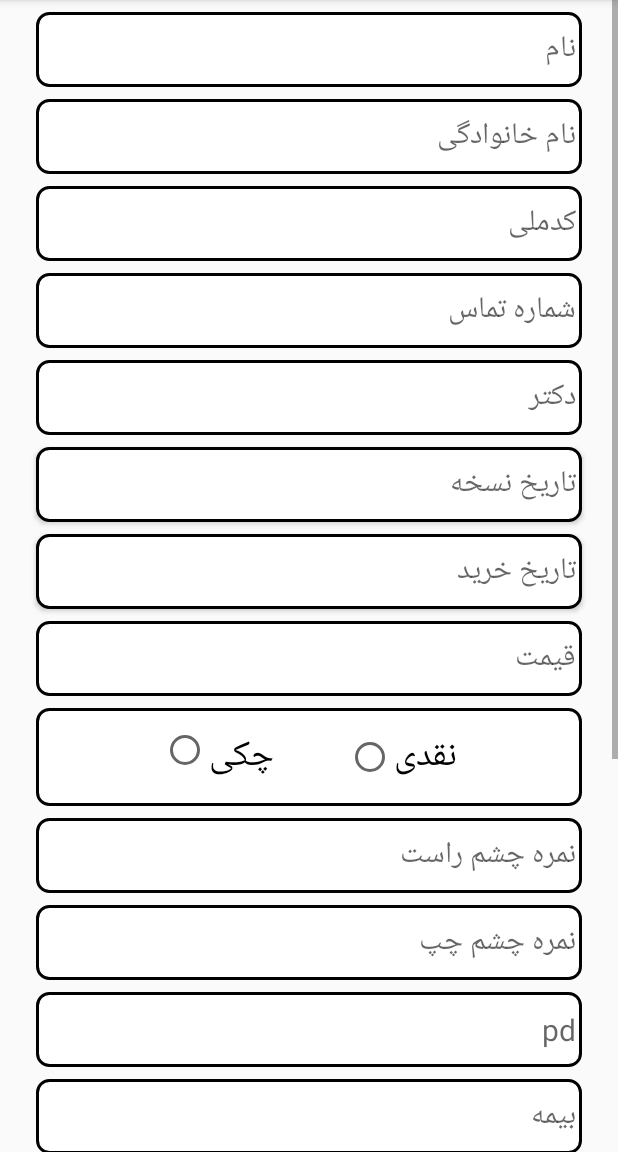
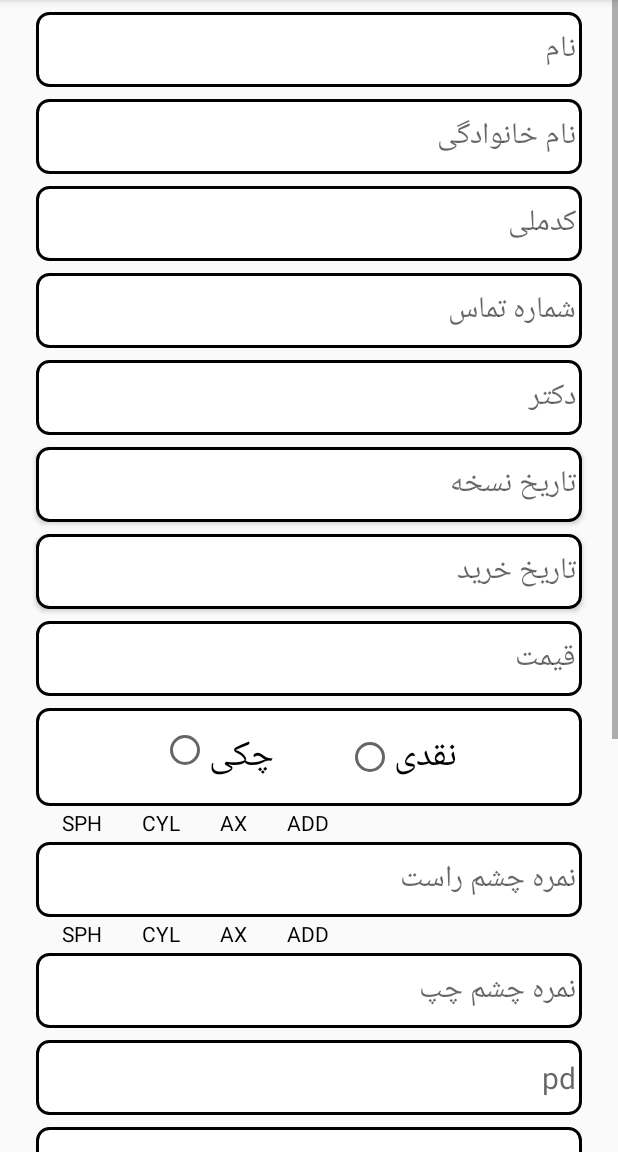
Before and after one commit to mhd2002/eye, an Android app built with Jetpack Compose: the AddUserActivity screen opened directly, with no data from a screen before it, on a phone screen of 412 x 824 dp, the part 84-1236 px from its top. Run offline under Robolectric (Android 15) with nearby library versions, the phone set to English and light mode, and no system bars; libraries missing offline, so code that uses them is left out: ir.hamsaa.persiandatepicker.

Commit message:
some bug fixed according to customer

```diff
--- a/app/src/main/java/com/example/eye/CameraActivity.kt
+++ b/app/src/main/java/com/example/eye/CameraActivity.kt
@@ -39,13 +39,25 @@ class CameraActivity : AppCompatActivity() {
         try {
             startCamera()
 
-        }catch (e:Exception){
+        } catch (e: Exception) {
             println(e.message)
         }
 
         // Capture button click
         binding.captureButton.setOnClickListener {
-            takePhoto()
+            if (binding.captureButton.text == "عکس گرفتن") {
+                binding.imageView.visibility = View.VISIBLE
+                binding.captureButton.text = "دوباره"
+                takePhoto()
+
+            } else if (binding.captureButton.text == "دوباره") {
+
+                binding.captureButton.text = "عکس گرفتن"
+                binding.imageView.visibility = View.INVISIBLE
+                takePhoto()
+            }
+
+
         }
     }
 
--- a/app/src/main/res/layout/activity_add_user_ativity.xml
+++ b/app/src/main/res/layout/activity_add_user_ativity.xml
@@ -234,36 +234,140 @@
 
                 </RadioGroup>
 
+            </androidx.appcompat.widget.LinearLayoutCompat>
 
-            </androidx.appcompat.widget.LinearLayoutCompat>
+            <TextView
+                android:id="@+id/textView"
+                android:layout_width="wrap_content"
+                android:layout_height="wrap_content"
+                android:layout_marginStart="16dp"
+                android:layout_marginBottom="2dp"
+                android:padding="1dp"
+                android:text="SPH"
+                android:textColor="@color/black"
+                app:layout_constraintBottom_toTopOf="@+id/ed_RightEye"
+                app:layout_constraintStart_toStartOf="@+id/ed_RightEye"
+                tools:ignore="MissingConstraints" />
+
+            <TextView
+                android:id="@+id/textView2"
+                android:layout_width="wrap_content"
+                android:layout_height="wrap_content"
+                android:layout_marginStart="24dp"
+                android:layout_marginBottom="2dp"
+                android:padding="1dp"
+                android:text="CYL"
+                android:textColor="@color/black"
+                app:layout_constraintBottom_toTopOf="@+id/ed_RightEye"
+                app:layout_constraintStart_toEndOf="@+id/textView"
+                tools:ignore="DuplicateIds,MissingConstraints" />
+
+            <TextView
+                android:id="@+id/textView3"
+                android:layout_width="wrap_content"
+                android:layout_height="wrap_content"
+                android:layout_marginStart="24dp"
+                android:layout_marginBottom="2dp"
+                android:padding="1dp"
+                android:text="AX"
+                android:textColor="@color/black"
+                app:layout_constraintBottom_toTopOf="@+id/ed_RightEye"
+                app:layout_constraintStart_toEndOf="@+id/textView2"
+                tools:ignore="MissingConstraints" />
+
+            <TextView
+                android:layout_width="wrap_content"
+                android:layout_height="wrap_content"
+                android:layout_marginStart="24dp"
+                android:layout_marginBottom="2dp"
+                android:padding="1dp"
+                android:text="ADD"
+                android:textColor="@color/black"
+                app:layout_constraintBottom_toTopOf="@+id/ed_RightEye"
+                app:layout_constraintStart_toEndOf="@+id/textView3"
+                tools:ignore="MissingConstraints" />
+
+
+
+            <TextView
+
+                android:layout_width="wrap_content"
+                android:layout_height="wrap_content"
+                android:layout_marginStart="16dp"
+                android:layout_marginBottom="2dp"
+                android:padding="1dp"
+                android:text="SPH"
+                android:textColor="@color/black"
+                app:layout_constraintBottom_toTopOf="@+id/ed_LeftEye"
+                app:layout_constraintStart_toStartOf="@+id/ed_LeftEye"
+                tools:ignore="MissingConstraints" />
+
+            <TextView
+
+                android:layout_width="wrap_content"
+                android:layout_height="wrap_content"
+                android:layout_marginStart="24dp"
+                android:layout_marginBottom="2dp"
+                android:padding="1dp"
+                android:text="CYL"
+                android:textColor="@color/black"
+                app:layout_constraintBottom_toTopOf="@+id/ed_LeftEye"
+                app:layout_constraintStart_toEndOf="@+id/textView"
+                tools:ignore="DuplicateIds,MissingConstraints" />
+
+            <TextView
+
+                android:layout_width="wrap_content"
+                android:layout_height="wrap_content"
+                android:layout_marginStart="24dp"
+                android:layout_marginBottom="2dp"
+                android:padding="1dp"
+                android:text="AX"
+                android:textColor="@color/black"
+                app:layout_constraintBottom_toTopOf="@+id/ed_LeftEye"
+                app:layout_constraintStart_toEndOf="@+id/textView2"
+                tools:ignore="MissingConstraints" />
+
+            <TextView
+                android:layout_width="wrap_content"
+                android:layout_height="wrap_content"
+                android:layout_marginStart="24dp"
+                android:layout_marginBottom="2dp"
+                android:padding="1dp"
+                android:text="ADD"
+                android:textColor="@color/black"
+                app:layout_constraintBottom_toTopOf="@+id/ed_LeftEye"
+                app:layout_constraintStart_toEndOf="@+id/textView3"
+                tools:ignore="MissingConstraints" />
+
+
+
 
             <EditText
                 android:id="@+id/ed_RightEye"
                 android:layout_width="match_parent"
                 android:layout_height="50dp"
                 android:layout_marginLeft="24dp"
-
-                android:layout_marginTop="8dp"
+                android:layout_marginTop="24dp"
                 android:layout_marginRight="24dp"
                 android:background="@drawable/bt_background"
                 android:hint="نمره چشم راست"
                 android:inputType="text"
                 android:padding="4dp"
                 android:textColor="@color/black"
-
                 android:textSize="20dp"
                 app:layout_constraintLeft_toLeftOf="parent"
                 app:layout_constraintRight_toRightOf="parent"
                 app:layout_constraintTop_toBottomOf="@id/rb_liner"
 
-                />
+                tools:ignore="DuplicateIds" />
 
             <EditText
                 android:id="@+id/ed_LeftEye"
                 android:layout_width="match_parent"
                 android:layout_height="50dp"
                 android:layout_marginLeft="24dp"
-                android:layout_marginTop="8dp"
+                android:layout_marginTop="24dp"
                 android:layout_marginRight="24dp"
                 android:background="@drawable/bt_background"
                 android:hint="نمره چشم چپ"
@@ -272,17 +376,15 @@
                 android:textColor="@color/black"
                 android:textSize="20dp"
                 app:layout_constraintLeft_toLeftOf="parent"
+
                 app:layout_constraintRight_toRightOf="parent"
-                app:layout_constraintTop_toBottomOf="@id/ed_RightEye"
-
-                />
+                app:layout_constraintTop_toBottomOf="@+id/ed_RightEye" />
 
             <EditText
                 android:id="@+id/ed_pd"
                 android:layout_width="match_parent"
                 android:layout_height="50dp"
                 android:layout_marginLeft="24dp"
-
                 android:layout_marginTop="8dp"
                 android:layout_marginRight="24dp"
                 android:background="@drawable/bt_background"
```
